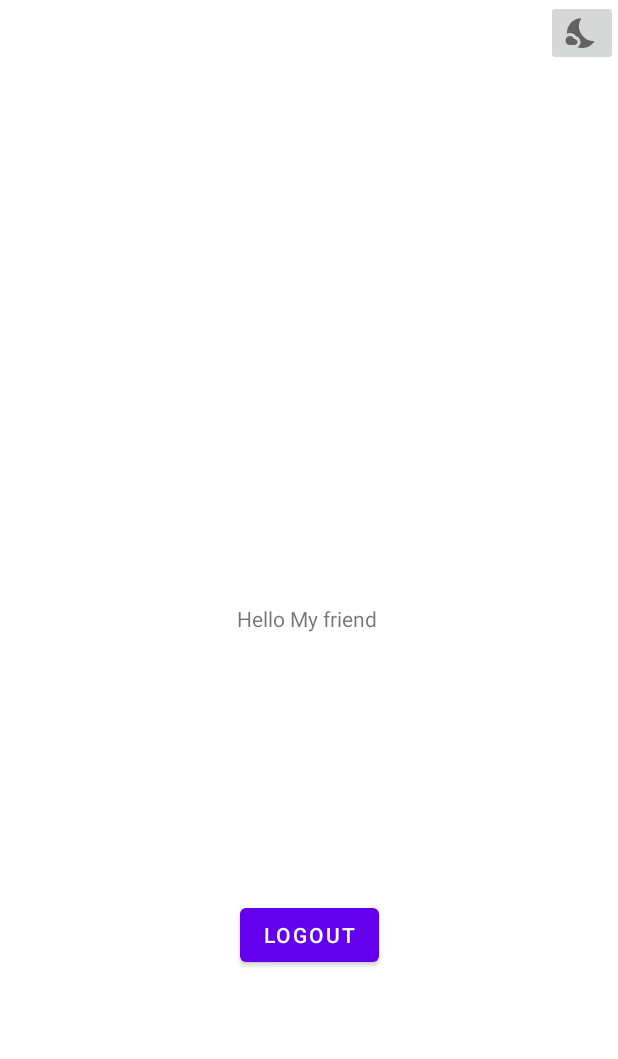
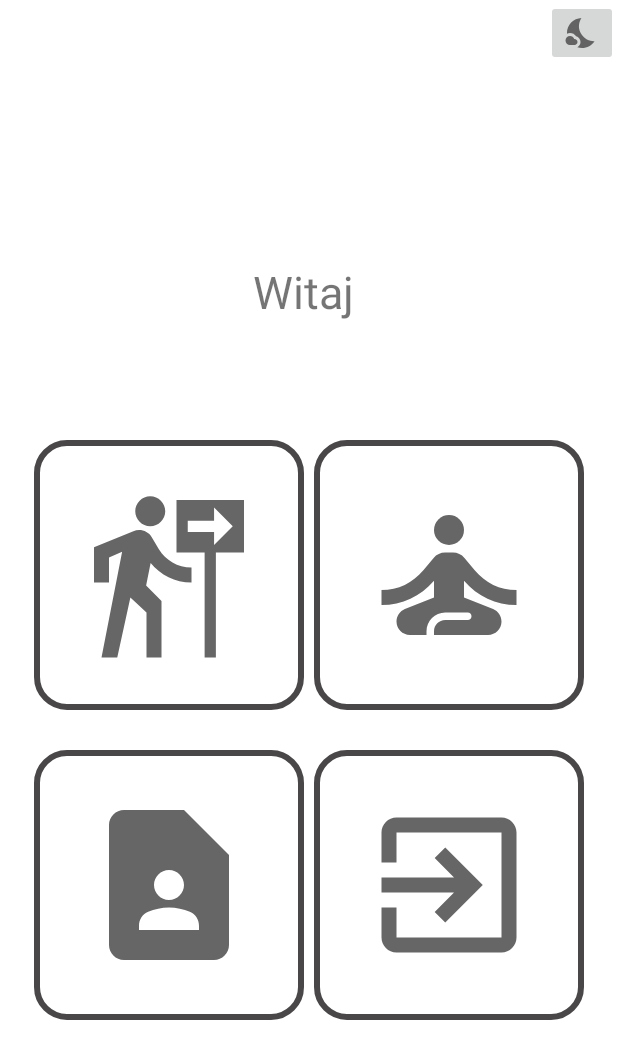
Before and after one commit to MichalDurlak/MyPersonalTrainer, an Android app: the HomePageActivity screen opened directly, with no data from a screen before it, on a phone screen of 412 x 824 dp. Shown: the top 1059 px of the screen. Run offline under Robolectric (Android 15) with nearby library versions, the phone set to English and light mode, and no system bars; 1 statement that could not run was skipped.

Commit message:
Added Welcome text with name that is getting from MainActivity Added 4 photos to futures activity Made xml file that set border/radius/color Changed Night mode to do not show windowActionBar and windowNoTitle Changed Home Page activity

```diff
--- a/app/build.gradle
+++ b/app/build.gradle
@@ -42,7 +42,7 @@ dependencies {
     implementation "org.jetbrains.kotlin:kotlin-stdlib:$kotlin_version"
     implementation 'androidx.core:core-ktx:1.3.2'
     implementation 'androidx.appcompat:appcompat:1.2.0'
-
+    implementation 'androidx.cardview:cardview:1.0.0'
     implementation 'com.google.android.material:material:1.2.1'
     implementation 'androidx.constraintlayout:constraintlayout:2.0.4'
 
--- a/app/src/main/java/com/example/mypersonaltrainer/HomePageActivity.kt
+++ b/app/src/main/java/com/example/mypersonaltrainer/HomePageActivity.kt
@@ -5,14 +5,31 @@ import android.content.res.Configuration
 import androidx.appcompat.app.AppCompatActivity
 import android.os.Bundle
 import android.view.View
+import android.widget.TextView
 import androidx.appcompat.app.AlertDialog
 import androidx.appcompat.app.AppCompatDelegate
+
 import kotlinx.android.synthetic.main.activity_home_page.*
+import kotlinx.android.synthetic.main.activity_main.*
+import kotlin.system.exitProcess
 
 class HomePageActivity : AppCompatActivity() {
     override fun onCreate(savedInstanceState: Bundle?) {
+
         super.onCreate(savedInstanceState)
+
         setContentView(R.layout.activity_home_page)
+
+
+        val nameToWelcome = intent.getStringExtra("nameToWelcome_key")
+
+        val nameToWelcomeTextView: TextView = findViewById(R.id.txt_NameFromDatabase)
+        nameToWelcomeTextView.text = nameToWelcome.toString().capitalize()
+
+
+
+
+
 
         isUsingNightModeResources()
         if (isUsingNightModeResources() == true){
@@ -37,13 +54,13 @@ class HomePageActivity : AppCompatActivity() {
             btn_DayHomePage.setVisibility(View.GONE)
         }
 
+        img_Exit.setOnClickListener(){
+            moveTaskToBack(true);
+            exitProcess(-1)
+        }
 
-        btn_Logout.setOnClickListener(){
-            val intent: Intent = Intent(applicationContext,MainActivity::class.java)
 
-            startActivity(intent)
 
-        }
     }
 
     private fun isUsingNightModeResources(): Boolean {
@@ -58,4 +75,7 @@ class HomePageActivity : AppCompatActivity() {
 
 
 
+
+
+
 }
--- a/app/src/main/java/com/example/mypersonaltrainer/MainActivity.kt
+++ b/app/src/main/java/com/example/mypersonaltrainer/MainActivity.kt
@@ -7,15 +7,18 @@ import android.text.TextUtils
 import android.util.Log
 import android.view.Window
 import android.view.WindowManager
+import android.widget.TextView
 import android.widget.Toast
 import com.example.wsbzajecia2.UserDB
 import com.google.android.material.snackbar.Snackbar
+import kotlinx.android.synthetic.main.activity_home_page.*
 import kotlinx.android.synthetic.main.activity_main.*
 
 
 class MainActivity : AppCompatActivity() {
 
     override fun onCreate(savedInstanceState: Bundle?) {
+
 
         super.onCreate(savedInstanceState)
 
@@ -42,10 +45,21 @@ class MainActivity : AppCompatActivity() {
                 val trueORfalseLogin = userDB.checkUser(loginInputTry,passwordInputTry)
 
                 if (trueORfalseLogin == true){
-                    val intent: Intent = Intent(applicationContext,HomePageActivity::class.java)
 
+//                    val intent: Intent = Intent(applicationContext,HomePageActivity::class.java)
+//
+//                    startActivity(intent)
+
+                    //
+
+                    val intent = Intent(this@MainActivity, HomePageActivity::class.java)
+                    val nameToWelcome = input_Login.text.toString()
+                    intent.putExtra("nameToWelcome_key", nameToWelcome)
                     startActivity(intent)
 
+
+
+                    //
 
                 } else {
 
@@ -64,12 +78,15 @@ class MainActivity : AppCompatActivity() {
 
 
             }
+
+
         }
 
     btn_Register.setOnClickListener(){
 
         val intent = Intent(this, RegisterActivity::class.java)
         startActivity(intent)
+
 
     }
 
@@ -86,4 +103,6 @@ class MainActivity : AppCompatActivity() {
 
 
 
+
+
     }
--- a/app/src/main/java/com/example/mypersonaltrainer/SidebarHomePage.kt
+++ /dev/null
@@ -1,11 +0,0 @@
-package com.example.mypersonaltrainer
-
-import androidx.appcompat.app.AppCompatActivity
-import android.os.Bundle
-
-class SidebarHomePage : AppCompatActivity() {
-    override fun onCreate(savedInstanceState: Bundle?) {
-        super.onCreate(savedInstanceState)
-        setContentView(R.layout.activity_sidebar_home_page)
-    }
-}
--- a/app/src/main/java/com/example/mypersonaltrainer/UserDB.kt
+++ b/app/src/main/java/com/example/mypersonaltrainer/UserDB.kt
@@ -188,4 +188,5 @@ class UserDB(context : Context) :
         return false
 
     }
+
 }
--- /dev/null
+++ b/app/src/main/res/drawable/ic_baseline_contact_page_120.xml
@@ -0,0 +1,5 @@
+<vector android:height="120dp" android:tint="?attr/colorControlNormal"
+    android:viewportHeight="24" android:viewportWidth="24"
+    android:width="120dp" xmlns:android="http://schemas.android.com/apk/res/android">
+    <path android:fillColor="@android:color/white" android:pathData="M14,2H6C4.9,2 4,2.9 4,4v16c0,1.1 0.9,2 2,2h12c1.1,0 2,-0.9 2,-2V8L14,2zM12,10c1.1,0 2,0.9 2,2c0,1.1 -0.9,2 -2,2s-2,-0.9 -2,-2C10,10.9 10.9,10 12,10zM16,18H8v-0.57c0,-0.81 0.48,-1.53 1.22,-1.85C10.07,15.21 11.01,15 12,15c0.99,0 1.93,0.21 2.78,0.58C15.52,15.9 16,16.62 16,17.43V18z"/>
+</vector>
--- /dev/null
+++ b/app/src/main/res/drawable/ic_baseline_exit_to_app_120.xml
@@ -0,0 +1,5 @@
+<vector android:height="120dp" android:tint="?attr/colorControlNormal"
+    android:viewportHeight="24" android:viewportWidth="24"
+    android:width="120dp" xmlns:android="http://schemas.android.com/apk/res/android">
+    <path android:fillColor="@android:color/white" android:pathData="M10.09,15.59L11.5,17l5,-5 -5,-5 -1.41,1.41L12.67,11H3v2h9.67l-2.58,2.59zM19,3H5c-1.11,0 -2,0.9 -2,2v4h2V5h14v14H5v-4H3v4c0,1.1 0.89,2 2,2h14c1.1,0 2,-0.9 2,-2V5c0,-1.1 -0.9,-2 -2,-2z"/>
+</vector>
--- /dev/null
+++ b/app/src/main/res/drawable/ic_baseline_follow_the_signs_120.xml
@@ -0,0 +1,5 @@
+<vector android:height="120dp" android:tint="?attr/colorControlNormal"
+    android:viewportHeight="24" android:viewportWidth="24"
+    android:width="120dp" xmlns:android="http://schemas.android.com/apk/res/android">
+    <path android:fillColor="@android:color/white" android:pathData="M9.5,5.5c1.1,0 2,-0.9 2,-2s-0.9,-2 -2,-2s-2,0.9 -2,2S8.4,5.5 9.5,5.5zM5.75,8.9L3,23h2.1l1.75,-8L9,17v6h2v-7.55L8.95,13.4l0.6,-3C10.85,12 12.8,13 15,13v-2c-1.85,0 -3.45,-1 -4.35,-2.45L9.7,6.95C9.35,6.35 8.7,6 8,6C7.75,6 7.5,6.05 7.25,6.15L2,8.3V13h2V9.65L5.75,8.9M13,2v7h3.75v14h1.5V9H22V2H13zM18.01,8V6.25H14.5v-1.5h3.51V3l2.49,2.5L18.01,8z"/>
+</vector>
--- /dev/null
+++ b/app/src/main/res/drawable/ic_baseline_self_improvement_120.xml
@@ -0,0 +1,6 @@
+<vector android:height="120dp" android:tint="?attr/colorControlNormal"
+    android:viewportHeight="24" android:viewportWidth="24"
+    android:width="120dp" xmlns:android="http://schemas.android.com/apk/res/android">
+    <path android:fillColor="@android:color/white" android:pathData="M12,6m-2,0a2,2 0,1 1,4 0a2,2 0,1 1,-4 0"/>
+    <path android:fillColor="@android:color/white" android:pathData="M21,16v-2c-2.24,0 -4.16,-0.96 -5.6,-2.68l-1.34,-1.6C13.68,9.26 13.12,9 12.53,9h-1.05c-0.59,0 -1.15,0.26 -1.53,0.72l-1.34,1.6C7.16,13.04 5.24,14 3,14v2c2.77,0 5.19,-1.17 7,-3.25V15l-3.88,1.55C5.45,16.82 5,17.48 5,18.21C5,19.2 5.8,20 6.79,20H9v-0.5c0,-1.38 1.12,-2.5 2.5,-2.5h3c0.28,0 0.5,0.22 0.5,0.5S14.78,18 14.5,18h-3c-0.83,0 -1.5,0.67 -1.5,1.5V20h7.21C18.2,20 19,19.2 19,18.21c0,-0.73 -0.45,-1.39 -1.12,-1.66L14,15v-2.25C15.81,14.83 18.23,16 21,16z"/>
+</vector>
--- /dev/null
+++ b/app/src/main/res/drawable/imageview_border.xml
@@ -0,0 +1,13 @@
+<?xml version="1.0" encoding="utf-8"?>
+<shape xmlns:android="http://schemas.android.com/apk/res/android"
+    android:shape="rectangle">
+
+    <stroke
+        android:color="@color/forimagebutton"
+        android:width="4dp"
+
+        />
+
+    <corners android:radius="20dp" />
+
+</shape>
--- a/app/src/main/res/layout/activity_home_page.xml
+++ b/app/src/main/res/layout/activity_home_page.xml
@@ -1,10 +1,11 @@
 <?xml version="1.0" encoding="utf-8"?>
-<androidx.constraintlayout.widget.ConstraintLayout xmlns:android="http://schemas.android.com/apk/res/android"
+<LinearLayout xmlns:android="http://schemas.android.com/apk/res/android"
     xmlns:app="http://schemas.android.com/apk/res-auto"
     xmlns:tools="http://schemas.android.com/tools"
     android:layout_width="match_parent"
     android:layout_height="match_parent"
-    tools:context=".HomePageActivity">
+    tools:context=".HomePageActivity"
+    android:orientation="vertical">
 
     <ImageButton
         android:id="@+id/btn_NightHomePage"
@@ -12,7 +13,9 @@
         android:layout_height="wrap_content"
         app:layout_constraintEnd_toEndOf="parent"
         app:layout_constraintTop_toTopOf="parent"
-        app:srcCompat="@drawable/ic_baseline_nights_stay_24" />
+        app:srcCompat="@drawable/ic_baseline_nights_stay_24"
+        android:gravity="right"
+        android:layout_gravity="right"/>
 
     <ImageButton
         android:id="@+id/btn_DayHomePage"
@@ -22,25 +25,102 @@
         app:layout_constraintEnd_toEndOf="parent"
         app:layout_constraintTop_toTopOf="parent"
 
-        app:srcCompat="@drawable/ic_baseline_wb_sunny_24" />
+        app:srcCompat="@drawable/ic_baseline_wb_sunny_24"
+        android:gravity="right"
+        android:layout_gravity="right"/>
 
-    <TextView
-        android:id="@+id/textView"
-        android:layout_width="wrap_content"
-        android:layout_height="wrap_content"
-        android:text="Hello My friend "
-        app:layout_constraintBottom_toBottomOf="parent"
-        app:layout_constraintEnd_toEndOf="parent"
-        app:layout_constraintStart_toStartOf="parent"
-        app:layout_constraintTop_toTopOf="parent" />
+    <LinearLayout
+        android:layout_width="match_parent"
+        android:layout_height="match_parent"
+        android:orientation="vertical"
+        android:layout_gravity="center"
+        android:gravity="center"
+        >
 
-    <Button
-        android:id="@+id/btn_Logout"
-        android:layout_width="wrap_content"
-        android:layout_height="wrap_content"
-        android:text="Logout"
-        app:layout_constraintBottom_toBottomOf="parent"
-        app:layout_constraintEnd_toEndOf="parent"
-        app:layout_constraintStart_toStartOf="parent"
-        app:layout_constraintTop_toBottomOf="@+id/textView" />
-</androidx.constraintlayout.widget.ConstraintLayout>
+        <LinearLayout
+            android:layout_width="wrap_content"
+            android:layout_height="wrap_content"
+            android:layout_gravity="center"
+            android:layout_marginBottom="65dp"
+            android:gravity="center"
+            android:orientation="horizontal">
+
+            <TextView
+                android:id="@+id/txt_Hello"
+                android:layout_width="match_parent"
+                android:layout_height="wrap_content"
+                android:text="Witaj "
+                android:textSize="30sp" />
+
+            <TextView
+                android:id="@+id/txt_NameFromDatabase"
+                android:layout_width="match_parent"
+                android:layout_height="wrap_content"
+
+                android:textSize="30sp" />
+        </LinearLayout>
+
+        <LinearLayout
+            android:layout_width="wrap_content"
+            android:layout_height="wrap_content"
+            android:orientation="horizontal"
+            android:padding="10dp"
+            >
+
+            <ImageView
+                android:id="@+id/img_challanges"
+                android:layout_width="wrap_content"
+                android:layout_height="wrap_content"
+                android:layout_weight="1"
+                app:srcCompat="@drawable/ic_baseline_follow_the_signs_120"
+
+                android:background="@drawable/imageview_border"
+                android:padding="30dp"
+                android:layout_margin="3dp"
+                />
+
+            <ImageView
+                android:id="@+id/img_getPlanTraining"
+                android:layout_width="wrap_content"
+                android:layout_height="wrap_content"
+                android:layout_weight="1"
+                app:srcCompat="@drawable/ic_baseline_self_improvement_120"
+
+                android:background="@drawable/imageview_border"
+                android:padding="30dp"
+                android:layout_margin="3dp"
+                />
+        </LinearLayout>
+
+        <LinearLayout
+            android:layout_width="wrap_content"
+            android:layout_height="wrap_content"
+            android:orientation="horizontal"
+            android:padding="10dp"
+            >
+
+            <ImageView
+                android:id="@+id/img_updateProfile"
+                android:layout_width="wrap_content"
+                android:layout_height="wrap_content"
+                android:layout_weight="1"
+                app:srcCompat="@drawable/ic_baseline_contact_page_120"
+
+                android:background="@drawable/imageview_border"
+                android:padding="30dp"
+                android:layout_margin="3dp"/>
+
+            <ImageView
+                android:id="@+id/img_Exit"
+                android:layout_width="wrap_content"
+                android:layout_height="wrap_content"
+                android:layout_weight="1"
+                app:srcCompat="@drawable/ic_baseline_exit_to_app_120"
+
+                android:background="@drawable/imageview_border"
+                android:padding="30dp"
+                android:layout_margin="3dp"/>
+        </LinearLayout>
+    </LinearLayout>
+
+</LinearLayout>
--- a/app/src/main/res/layout/activity_register.xml
+++ b/app/src/main/res/layout/activity_register.xml
@@ -203,4 +203,5 @@
             android:text="Register"
             android:layout_margin="10dp"/>
     </LinearLayout>
+
 </LinearLayout>
--- a/app/src/main/res/layout/activity_sidebar_home_page.xml
+++ /dev/null
@@ -1,12 +0,0 @@
-<?xml version="1.0" encoding="utf-8"?>
-<androidx.constraintlayout.widget.ConstraintLayout xmlns:android="http://schemas.android.com/apk/res/android"
-    xmlns:app="http://schemas.android.com/apk/res-auto"
-    xmlns:tools="http://schemas.android.com/tools"
-    android:layout_width="match_parent"
-    android:layout_height="match_parent"
-    tools:context=".SidebarHomePage">
-
-
-
-
-</androidx.constraintlayout.widget.ConstraintLayout>
--- a/app/src/main/res/values-night/themes.xml
+++ b/app/src/main/res/values-night/themes.xml
@@ -12,5 +12,12 @@
         <!-- Status bar color. -->
         <item name="android:statusBarColor" tools:targetApi="l">?attr/colorPrimaryVariant</item>
         <!-- Customize your theme here. -->
+
+
+
+        <!-- Hide name of application -->
+        <item name="windowActionBar">false</item>
+        <item name="windowNoTitle">true</item>
+
     </style>
 </resources>
--- a/app/src/main/res/values/colors.xml
+++ b/app/src/main/res/values/colors.xml
@@ -7,4 +7,5 @@
     <color name="teal_700">#FF018786</color>
     <color name="black">#FF000000</color>
     <color name="white">#FFFFFFFF</color>
+    <color name="forimagebutton">#494747</color>
 </resources>
--- a/app/src/main/res/values/themes.xml
+++ b/app/src/main/res/values/themes.xml
@@ -13,6 +13,8 @@
         <item name="android:statusBarColor" tools:targetApi="l">?attr/colorPrimaryVariant</item>
         <!-- Customize your theme here. -->
 
+
+
         <!-- Hide name of application -->
         <item name="windowActionBar">false</item>
         <item name="windowNoTitle">true</item>
```
